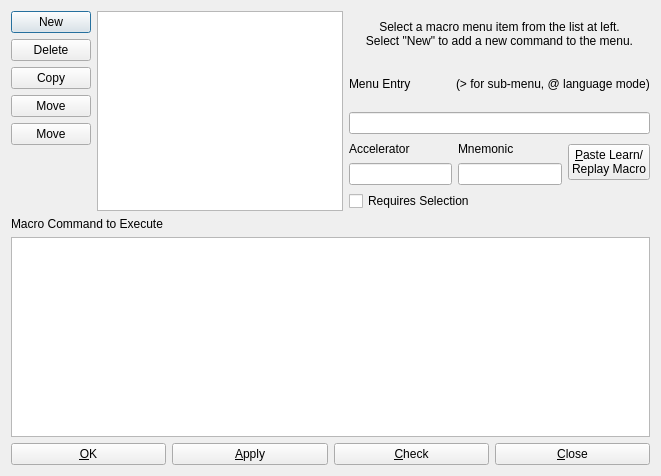
Before: the Qt Designer form source/DialogMacros.ui in eteran/nedit-ng, drawn with Qt 5.
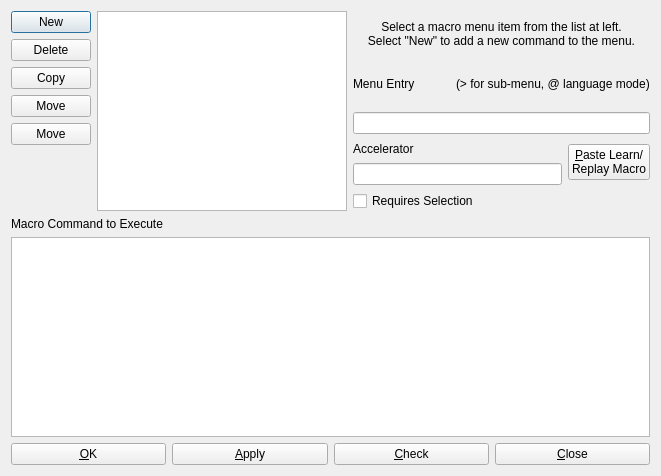
After: the same form once the commit is applied. Icons and pictures are not drawn. Custom widgets are drawn as their Qt base class.

Commit message:
switching how mnemonics are handled to be inline with Qt's approach. It is more flexible for the user even if it isn't backwards compatible.
It should be a fairly simple migration though.

Patch:
```diff
--- a/source/DialogMacros.ui
+++ b/source/DialogMacros.ui
@@ -147,13 +147,6 @@
          <item row="1" column="0">
           <widget class="KeySequenceEdit" name="editAccelerator"/>
          </item>
-         <item row="1" column="1">
-          <widget class="QLineEdit" name="editMnemonic">
-           <property name="maxLength">
-            <number>1</number>
-           </property>
-          </widget>
-         </item>
          <item row="0" column="0">
           <widget class="QLabel" name="label_4">
            <property name="text">
@@ -161,14 +154,7 @@
            </property>
           </widget>
          </item>
-         <item row="0" column="1">
-          <widget class="QLabel" name="label_5">
-           <property name="text">
-            <string>Mnemonic</string>
-           </property>
-          </widget>
-         </item>
-         <item row="0" column="2" rowspan="2">
+         <item row="0" column="1" rowspan="2">
           <widget class="QPushButton" name="buttonPasteLRMacro">
            <property name="text">
             <string>&amp;Paste Learn/
```
The commit also changes 10 other files.
